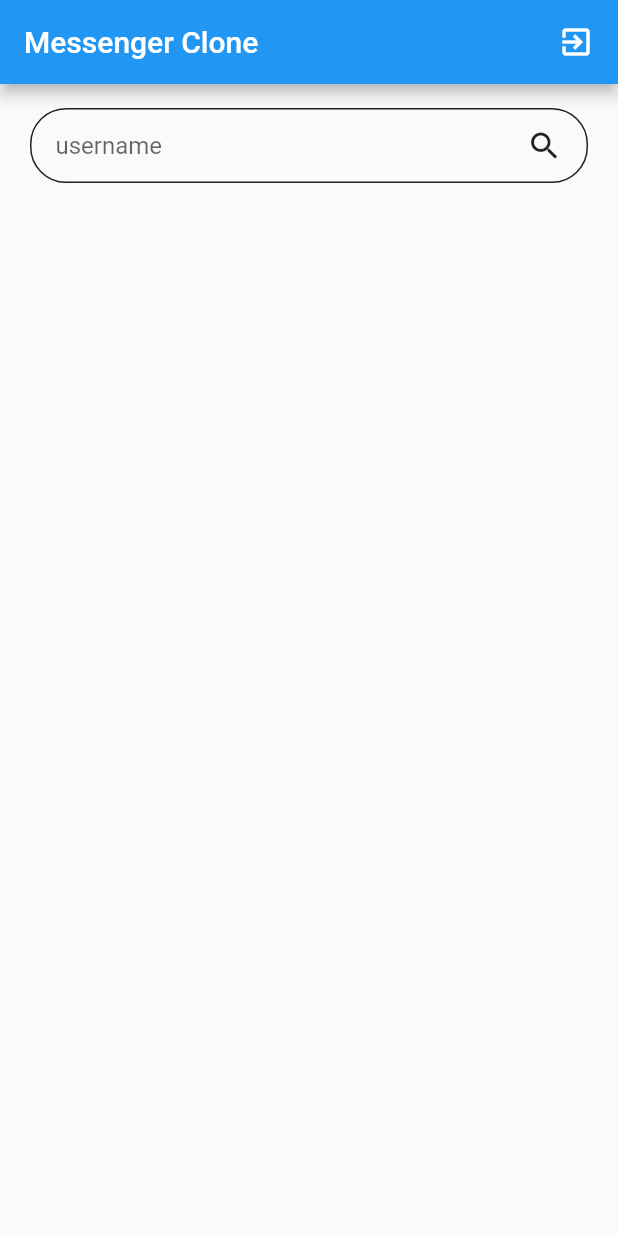
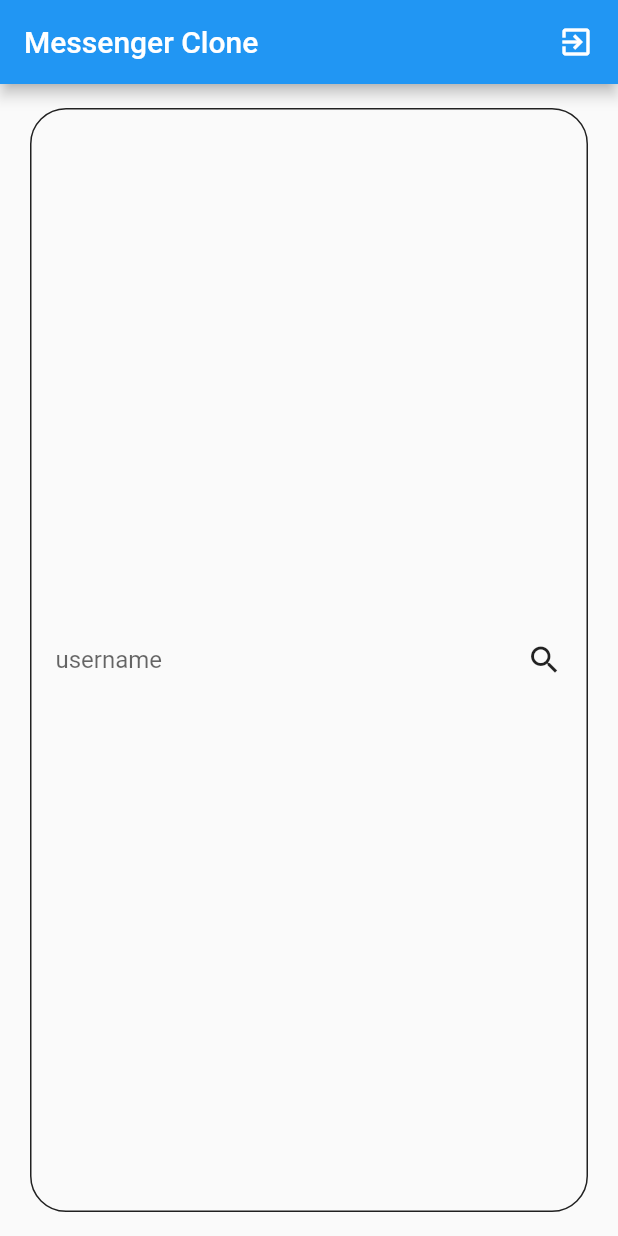
Before and after one commit to hrishik18/Messenger_Clone, a Flutter app: the Home screen opened directly, on a phone screen of 412 x 824 dp. Run offline on Flutter 3.47's test engine with Material 2 defaults, Android fonts, the phone set to English and light mode, and no system bars; our stand-ins replace cloud_firestore, firebase_auth, firebase_core, get, google_sign_in, shared_preferences; accounts and stored records are empty.

Commit message:
Search implemented

```diff
--- a/lib/views/home.dart
+++ b/lib/views/home.dart
@@ -11,6 +11,10 @@ class Home extends StatefulWidget {
 }
 
 class _HomeState extends State<Home> {
+  bool isSearching = false;
+  TextEditingController searchUsernameEditingController =
+      TextEditingController();
+
   @override
   Widget build(BuildContext context) {
     return Scaffold(
@@ -31,30 +35,50 @@ class _HomeState extends State<Home> {
         ],
       ),
       body: Container(
-        margin: EdgeInsets.symmetric(horizontal:20),
+        margin: EdgeInsets.symmetric(horizontal: 20),
         child: Column(
           children: [
-            Container(
+            isSearching
+                ? GestureDetector(
+                    onTap: () {
+                      isSearching = false;
+                      searchUsernameEditingController.text = "";
+                      setState(() {});
+                    },
+                    child: Padding(
+                        padding: EdgeInsets.only(right: 12),
+                        child: Icon(Icons.arrow_back)),
+                  )
+                : Container(),
+            Expanded(
+              child: Container(
                 margin: EdgeInsets.symmetric(vertical: 16),
                 padding: EdgeInsets.symmetric(horizontal: 16),
-              decoration:BoxDecoration(
-                border:   Border.all(
+                decoration: BoxDecoration(
+                  border: Border.all(
                       color: Colors.black87,
                       width: 1.0,
-                  style:BorderStyle.solid),
-                  borderRadius:BorderRadius.circular(24),
+                      style: BorderStyle.solid),
+                  borderRadius: BorderRadius.circular(24),
                 ),
                 child: Row(
                   children: [
                     Container(
                       child: Expanded(
                           child: TextField(
-                      decoration:InputDecoration(
-                        border:InputBorder.none,hintText:"username"),
+                        controller: searchUsernameEditingController,
+                        decoration: InputDecoration(
+                            border: InputBorder.none, hintText: "username"),
                       )),
                     ),
-                Icon(Icons.search),
+                    GestureDetector(
+                        onTap: () {
+                          isSearching = !isSearching;
+                          setState(() {});
+                        },
+                        child: Icon(Icons.search)),
                   ],
+                ),
               ),
             )
           ],
```
Lines whose indentation alone changed are shown as unchanged.
